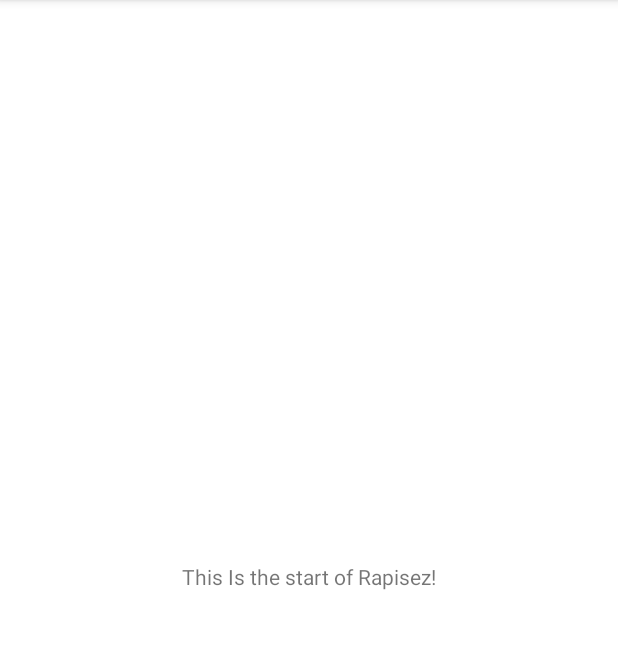
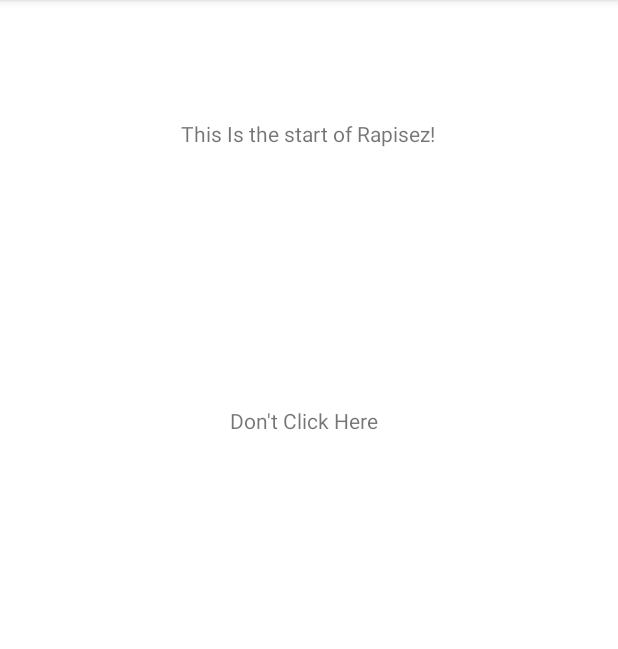
Before and after one commit to YUVRAJ06singh08deora/Rapidez, an Android app: the screen it shows after launch (MainActivity), on a phone screen of 412 x 824 dp, the part 84-733 px from its top. Run offline under Robolectric (Android 15) with nearby library versions, the phone set to English and light mode, and no system bars.

Commit message:
Firebase Data Fetching Activity Added

```diff
--- a/app/build.gradle
+++ b/app/build.gradle
@@ -1,9 +1,10 @@
 plugins {
     id 'com.android.application'
+    id 'com.google.gms.google-services'
 }
 
 android {
-    compileSdk 32
+    compileSdk 33
 
     defaultConfig {
         applicationId "com.example.rapidez"
@@ -32,6 +33,7 @@ dependencies {
     implementation 'androidx.appcompat:appcompat:1.6.0'
     implementation 'com.google.android.material:material:1.7.0'
     implementation 'androidx.constraintlayout:constraintlayout:2.1.4'
+    implementation 'com.google.firebase:firebase-database:20.1.0'
     testImplementation 'junit:junit:4.13.2'
     androidTestImplementation 'androidx.test.ext:junit:1.1.5'
     androidTestImplementation 'androidx.test.espresso:espresso-core:3.5.1'
--- a/app/src/main/AndroidManifest.xml
+++ b/app/src/main/AndroidManifest.xml
@@ -14,6 +14,9 @@
         android:theme="@style/Theme.Rapidez"
         tools:targetApi="31">
         <activity
+            android:name=".Showaccl_data"
+            android:exported="false" />
+        <activity
             android:name=".MainActivity"
             android:exported="true">
             <intent-filter>
--- a/app/src/main/java/com/example/rapidez/MainActivity.java
+++ b/app/src/main/java/com/example/rapidez/MainActivity.java
@@ -2,13 +2,24 @@ package com.example.rapidez;
 
 import androidx.appcompat.app.AppCompatActivity;
 
+import android.content.Intent;
 import android.os.Bundle;
+import android.view.View;
+import android.widget.TextView;
 
 public class MainActivity extends AppCompatActivity {
-
+private TextView clickbtn;
     @Override
     protected void onCreate(Bundle savedInstanceState) {
         super.onCreate(savedInstanceState);
         setContentView(R.layout.activity_main);
+        clickbtn=findViewById(R.id.clickme);
+        clickbtn.setOnClickListener(new View.OnClickListener() {
+            @Override
+            public void onClick(View view) {
+                Intent intent=new Intent(getApplicationContext(), Showaccl_data.class);
+                startActivity(intent);
+            }
+        });
     }
 }
--- a/app/src/main/res/layout/activity_main.xml
+++ b/app/src/main/res/layout/activity_main.xml
@@ -7,12 +7,26 @@
     tools:context=".MainActivity">
 
     <TextView
+        android:id="@+id/textView4"
         android:layout_width="wrap_content"
         android:layout_height="wrap_content"
         android:text="This Is the start of Rapisez!"
         app:layout_constraintBottom_toBottomOf="parent"
         app:layout_constraintEnd_toEndOf="parent"
+        app:layout_constraintHorizontal_bias="0.497"
         app:layout_constraintStart_toStartOf="parent"
-        app:layout_constraintTop_toTopOf="parent" />
+        app:layout_constraintTop_toTopOf="parent"
+        app:layout_constraintVertical_bias="0.106" />
+
+    <TextView
+        android:id="@+id/clickme"
+        android:layout_width="105dp"
+        android:layout_height="34dp"
+        android:text="Don't Click Here"
+        app:layout_constraintBottom_toBottomOf="parent"
+        app:layout_constraintEnd_toEndOf="parent"
+        app:layout_constraintStart_toStartOf="parent"
+        app:layout_constraintTop_toBottomOf="@+id/textView4"
+        app:layout_constraintVertical_bias="0.271" />
 
 </androidx.constraintlayout.widget.ConstraintLayout>
--- a/build.gradle
+++ b/build.gradle
@@ -1,4 +1,8 @@
-// Top-level build file where you can add configuration options common to all sub-projects/modules.
+buildscript {
+    dependencies {
+        classpath 'com.google.gms:google-services:4.3.14'
+    }
+}// Top-level build file where you can add configuration options common to all sub-projects/modules.
 plugins {
     id 'com.android.application' version '7.2.2' apply false
     id 'com.android.library' version '7.2.2' apply false
```
Also changed, not shown: app/src/main/java/com/example/rapidez/Showaccl_data.java (added, +80 -0 lines), app/src/main/res/layout/activity_showaccl_data.xml (added, +56 -0 lines), 1 other file.
